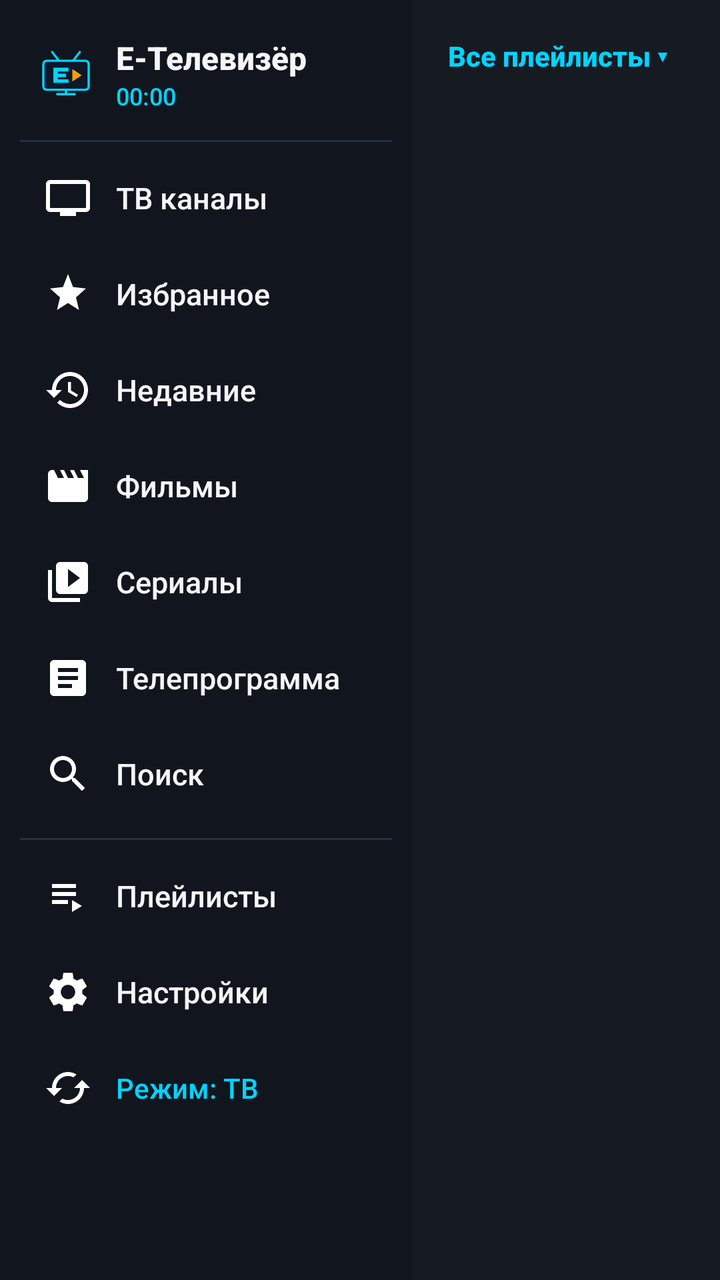
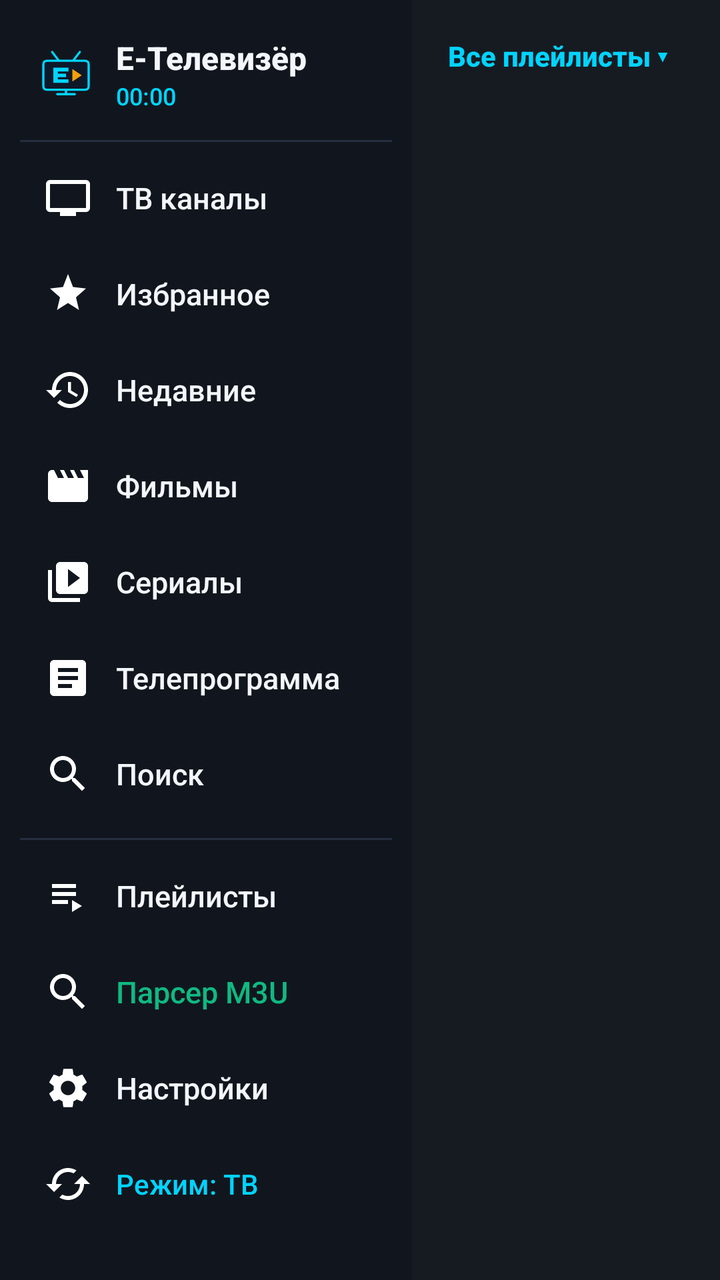

An Android layout rendered at two revisions. The XML below is the earlier revision; the diff shows what the commit changed to produce the second picture.
<!-- AndroidManifest.xml: application theme Theme.ETelevizor -->
<!-- res/layout/activity_main_tv.xml -->
<?xml version="1.0" encoding="utf-8"?>
<LinearLayout xmlns:android="http://schemas.android.com/apk/res/android"
    android:id="@+id/tvMainRoot"
    android:layout_width="match_parent"
    android:layout_height="match_parent"
    android:background="@color/bg_primary"
    android:orientation="horizontal">

    
    <LinearLayout
        android:id="@+id/tvNavRail"
        android:layout_width="206dp"
        android:layout_height="match_parent"
        android:background="@color/bg_rail"
        android:orientation="vertical"
        android:padding="10dp">

        <LinearLayout
            android:layout_width="match_parent"
            android:layout_height="wrap_content"
            android:gravity="center_vertical"
            android:orientation="horizontal"
            android:paddingHorizontal="6dp"
            android:paddingVertical="8dp">

            <ImageView
                android:layout_width="34dp"
                android:layout_height="34dp"
                android:contentDescription="@string/app_name"
                android:src="@drawable/ic_launcher_foreground" />

            <LinearLayout
                android:layout_width="0dp"
                android:layout_height="wrap_content"
                android:layout_marginStart="8dp"
                android:layout_weight="1"
                android:orientation="vertical">

                <TextView
                    android:layout_width="wrap_content"
                    android:layout_height="wrap_content"
                    android:text="@string/app_name"
                    android:textColor="@color/text_primary"
                    android:textSize="16sp"
                    android:textStyle="bold" />

                <TextView
                    android:id="@+id/tvClockRail"
                    android:layout_width="wrap_content"
                    android:layout_height="wrap_content"
                    android:text="00:00"
                    android:textColor="@color/accent_cyan"
                    android:textSize="12sp" />
            </LinearLayout>
        </LinearLayout>

        <View
            android:layout_width="match_parent"
            android:layout_height="1dp"
            android:layout_marginVertical="6dp"
            android:background="@color/divider" />

        <ScrollView
            android:layout_width="match_parent"
            android:layout_height="0dp"
            android:layout_weight="1"
            android:scrollbars="none">

            <LinearLayout
                android:layout_width="match_parent"
                android:layout_height="wrap_content"
                android:orientation="vertical">

                <TextView
                    android:id="@+id/navLive"
                    android:layout_width="match_parent"
                    android:layout_height="44dp"
                    android:layout_marginBottom="4dp"
                    android:background="@drawable/bg_focus_row"
                    android:clickable="true"
                    android:drawableStart="@drawable/ic_tv"
                    android:drawablePadding="12dp"
                    android:focusable="true"
                    android:gravity="center_vertical"
                    android:paddingHorizontal="12dp"
                    android:text="ТВ каналы"
                    android:textColor="@color/text_primary"
                    android:textSize="15sp" />

                <TextView
                    android:id="@+id/navFavorites"
                    android:layout_width="match_parent"
                    android:layout_height="44dp"
                    android:layout_marginBottom="4dp"
                    android:background="@drawable/bg_focus_row"
                    android:clickable="true"
                    android:drawableStart="@drawable/ic_star"
                    android:drawablePadding="12dp"
                    android:focusable="true"
                    android:gravity="center_vertical"
                    android:paddingHorizontal="12dp"
                    android:text="Избранное"
                    android:textColor="@color/text_primary"
                    android:textSize="15sp" />

                <TextView
                    android:id="@+id/navRecent"
                    android:layout_width="match_parent"
                    android:layout_height="44dp"
                    android:layout_marginBottom="4dp"
                    android:background="@drawable/bg_focus_row"
                    android:clickable="true"
                    android:drawableStart="@drawable/ic_history"
                    android:drawablePadding="12dp"
                    android:focusable="true"
                    android:gravity="center_vertical"
                    android:paddingHorizontal="12dp"
                    android:text="Недавние"
                    android:textColor="@color/text_primary"
                    android:textSize="15sp" />

                <TextView
                    android:id="@+id/navMovies"
                    android:layout_width="match_parent"
                    android:layout_height="44dp"
                    android:layout_marginBottom="4dp"
                    android:background="@drawable/bg_focus_row"
                    android:clickable="true"
                    android:drawableStart="@drawable/ic_movie"
                    android:drawablePadding="12dp"
                    android:focusable="true"
                    android:gravity="center_vertical"
                    android:paddingHorizontal="12dp"
                    android:text="Фильмы"
                    android:textColor="@color/text_primary"
                    android:textSize="15sp" />

                <TextView
                    android:id="@+id/navSeries"
                    android:layout_width="match_parent"
                    android:layout_height="44dp"
                    android:layout_marginBottom="4dp"
                    android:background="@drawable/bg_focus_row"
                    android:clickable="true"
                    android:drawableStart="@drawable/ic_series"
                    android:drawablePadding="12dp"
                    android:focusable="true"
                    android:gravity="center_vertical"
                    android:paddingHorizontal="12dp"
                    android:text="Сериалы"
                    android:textColor="@color/text_primary"
                    android:textSize="15sp" />

                <TextView
                    android:id="@+id/navEpg"
                    android:layout_width="match_parent"
                    android:layout_height="44dp"
                    android:layout_marginBottom="4dp"
                    android:background="@drawable/bg_focus_row"
                    android:clickable="true"
                    android:drawableStart="@drawable/ic_epg"
                    android:drawablePadding="12dp"
                    android:focusable="true"
                    android:gravity="center_vertical"
                    android:paddingHorizontal="12dp"
                    android:text="Телепрограмма"
                    android:textColor="@color/text_primary"
                    android:textSize="15sp" />

                <TextView
                    android:id="@+id/navSearch"
                    android:layout_width="match_parent"
                    android:layout_height="44dp"
                    android:layout_marginBottom="4dp"
                    android:background="@drawable/bg_focus_row"
                    android:clickable="true"
                    android:drawableStart="@drawable/ic_search"
                    android:drawablePadding="12dp"
                    android:focusable="true"
                    android:gravity="center_vertical"
                    android:paddingHorizontal="12dp"
                    android:text="Поиск"
                    android:textColor="@color/text_primary"
                    android:textSize="15sp" />

                <View
                    android:layout_width="match_parent"
                    android:layout_height="1dp"
                    android:layout_marginVertical="6dp"
                    android:background="@color/divider" />

                <TextView
                    android:id="@+id/navPlaylists"
                    android:layout_width="match_parent"
                    android:layout_height="44dp"
                    android:layout_marginBottom="4dp"
                    android:background="@drawable/bg_focus_row"
                    android:clickable="true"
                    android:drawableStart="@drawable/ic_playlist"
                    android:drawablePadding="12dp"
                    android:focusable="true"
                    android:gravity="center_vertical"
                    android:paddingHorizontal="12dp"
                    android:text="Плейлисты"
                    android:textColor="@color/text_primary"
                    android:textSize="15sp" />

                <TextView
                    android:id="@+id/navSettings"
                    android:layout_width="match_parent"
                    android:layout_height="44dp"
                    android:layout_marginBottom="4dp"
                    android:background="@drawable/bg_focus_row"
                    android:clickable="true"
                    android:drawableStart="@drawable/ic_settings"
                    android:drawablePadding="12dp"
                    android:focusable="true"
                    android:gravity="center_vertical"
                    android:paddingHorizontal="12dp"
                    android:text="Настройки"
                    android:textColor="@color/text_primary"
                    android:textSize="15sp" />

                <TextView
                    android:id="@+id/navDeviceMode"
                    android:layout_width="match_parent"
                    android:layout_height="44dp"
                    android:background="@drawable/bg_focus_row"
                    android:clickable="true"
                    android:drawableStart="@drawable/ic_auto"
                    android:drawablePadding="12dp"
                    android:focusable="true"
                    android:gravity="center_vertical"
                    android:paddingHorizontal="12dp"
                    android:text="Режим: ТВ"
                    android:textColor="@color/accent_cyan"
                    android:textSize="14sp" />
            </LinearLayout>
        </ScrollView>
    </LinearLayout>

    
    <LinearLayout
        android:id="@+id/tvGroupsColumn"
        android:layout_width="210dp"
        android:layout_height="match_parent"
        android:background="@color/bg_surface"
        android:orientation="vertical"
        android:padding="8dp">

        <TextView
            android:id="@+id/tvPlaylistHeader"
            android:layout_width="match_parent"
            android:layout_height="40dp"
            android:background="@drawable/bg_focus_row"
            android:clickable="true"
            android:ellipsize="end"
            android:focusable="true"
            android:gravity="center_vertical"
            android:maxLines="1"
            android:paddingHorizontal="10dp"
            android:text="Все плейлисты ▾"
            android:textColor="@color/accent_cyan"
            android:textSize="14sp"
            android:textStyle="bold" />

        <androidx.recyclerview.widget.RecyclerView
            android:id="@+id/rvGroupsTv"
            android:layout_width="match_parent"
            android:layout_height="0dp"
            android:layout_marginTop="6dp"
            android:layout_weight="1"
            android:clipToPadding="false"
            android:paddingBottom="16dp" />
    </LinearLayout>

    
    <LinearLayout
        android:layout_width="0dp"
        android:layout_height="match_parent"
        android:layout_weight="1.35"
        android:orientation="vertical"
        android:padding="10dp">

        
        <LinearLayout
            android:layout_width="match_parent"
            android:layout_height="44dp"
            android:gravity="center_vertical"
            android:orientation="horizontal">

            <TextView
                android:id="@+id/tvSectionTitle"
                android:layout_width="0dp"
                android:layout_height="wrap_content"
                android:layout_weight="1"
                android:ellipsize="end"
                android:maxLines="1"
                android:text="ТВ каналы"
                android:textColor="@color/text_primary"
                android:textSize="18sp"
                android:textStyle="bold" />

            <ImageButton
                android:id="@+id/btnTvViewStyle"
                android:layout_width="40dp"
                android:layout_height="40dp"
                android:background="@drawable/bg_focus_row"
                android:contentDescription="Вид списка"
                android:padding="8dp"
                android:src="@drawable/ic_view_grid"
                android:tint="@color/text_secondary" />

            <ImageButton
                android:id="@+id/btnTvSort"
                android:layout_width="40dp"
                android:layout_height="40dp"
                android:background="@drawable/bg_focus_row"
                android:contentDescription="Сортировка"
                android:padding="8dp"
                android:src="@drawable/ic_sort"
                android:tint="@color/text_secondary" />

            <ImageButton
                android:id="@+id/btnTvRefresh"
                android:layout_width="40dp"
                android:layout_height="40dp"
                android:background="@drawable/bg_focus_row"
                android:contentDescription="Обновить"
                android:padding="8dp"
                android:src="@drawable/ic_refresh"
                android:tint="@color/text_secondary" />
        </LinearLayout>

        
        <EditText
            android:id="@+id/etSearchTv"
            android:layout_width="match_parent"
            android:layout_height="44dp"
            android:layout_marginTop="6dp"
            android:background="@drawable/bg_focus_card"
            android:hint="Поиск каналов, фильмов, сериалов..."
            android:imeOptions="actionSearch"
            android:inputType="text"
            android:paddingHorizontal="14dp"
            android:singleLine="true"
            android:textColor="@color/text_primary"
            android:textColorHint="@color/text_muted"
            android:visibility="gone" />

        <ProgressBar
            android:id="@+id/tvLoadingBar"
            style="?android:attr/progressBarStyleHorizontal"
            android:layout_width="match_parent"
            android:layout_height="4dp"
            android:indeterminate="true"
            android:visibility="gone" />

        <FrameLayout
            android:layout_width="match_parent"
            android:layout_height="0dp"
            android:layout_marginTop="6dp"
            android:layout_weight="1">

            <androidx.recyclerview.widget.RecyclerView
                android:id="@+id/rvChannelsTv"
                android:layout_width="match_parent"
                android:layout_height="match_parent"
                android:clipToPadding="false"
                android:paddingBottom="20dp" />

            
            <LinearLayout
                android:id="@+id/tvEmptyState"
                android:layout_width="match_parent"
                android:layout_height="match_parent"
                android:gravity="center"
                android:orientation="vertical"
                android:padding="24dp"
                android:visibility="gone">

                <TextView
                    android:id="@+id/tvEmptyTitle"
                    android:layout_width="wrap_content"
                    android:layout_height="wrap_content"
                    android:gravity="center"
                    android:text="Нет добавленных плейлистов"
                    android:textColor="@color/text_primary"
                    android:textSize="18sp"
                    android:textStyle="bold" />

                <TextView
                    android:layout_width="wrap_content"
                    android:layout_height="wrap_content"
                    android:layout_marginTop="6dp"
                    android:gravity="center"
                    android:text="Добавьте M3U ссылку, локальный файл, Xtream Codes или загрузите Демо-плейлист"
                    android:textColor="@color/text_secondary"
                    android:textSize="14sp" />

                <Button
                    android:id="@+id/btnEmptyAddPlaylist"
                    android:layout_width="wrap_content"
                    android:layout_height="48dp"
                    android:layout_marginTop="16dp"
                    android:background="@drawable/bg_focus_button"
                    android:paddingHorizontal="24dp"
                    android:text="+ Добавить плейлист"
                    android:textAllCaps="false"
                    android:textColor="@color/text_primary" />

                <Button
                    android:id="@+id/btnEmptyDemo"
                    android:layout_width="wrap_content"
                    android:layout_height="44dp"
                    android:layout_marginTop="10dp"
                    android:background="@drawable/bg_focus_row"
                    android:paddingHorizontal="20dp"
                    android:text="Загрузить Демо-плейлист"
                    android:textAllCaps="false"
                    android:textColor="@color/accent_cyan" />
            </LinearLayout>
        </FrameLayout>
    </LinearLayout>

    
    <LinearLayout
        android:id="@+id/tvPreviewPanel"
        android:layout_width="270dp"
        android:layout_height="match_parent"
        android:background="@color/bg_surface"
        android:orientation="vertical"
        android:padding="14dp">

        <LinearLayout
            android:layout_width="match_parent"
            android:layout_height="wrap_content"
            android:gravity="center_vertical"
            android:orientation="horizontal">

            <ImageView
                android:id="@+id/ivPreviewLogo"
                android:layout_width="54dp"
                android:layout_height="54dp"
                android:background="@drawable/bg_badge_neutral"
                android:padding="6dp"
                android:scaleType="fitCenter"
                android:src="@drawable/ic_channel_placeholder" />

            <LinearLayout
                android:layout_width="0dp"
                android:layout_height="wrap_content"
                android:layout_marginStart="10dp"
                android:layout_weight="1"
                android:orientation="vertical">

                <TextView
                    android:id="@+id/tvPreviewChannelName"
                    android:layout_width="match_parent"
                    android:layout_height="wrap_content"
                    android:ellipsize="end"
                    android:maxLines="2"
                    android:text="Выберите канал"
                    android:textColor="@color/text_primary"
                    android:textSize="16sp"
                    android:textStyle="bold" />

                <TextView
                    android:id="@+id/tvPreviewGroup"
                    android:layout_width="match_parent"
                    android:layout_height="wrap_content"
                    android:layout_marginTop="2dp"
                    android:ellipsize="end"
                    android:maxLines="1"
                    android:text=""
                    android:textColor="@color/accent_cyan"
                    android:textSize="12sp" />
            </LinearLayout>
        </LinearLayout>

        <View
            android:layout_width="match_parent"
            android:layout_height="1dp"
            android:layout_marginVertical="12dp"
            android:background="@color/divider" />

        <TextView
            android:layout_width="wrap_content"
            android:layout_height="wrap_content"
            android:text="СЕЙЧАС В ЭФИРЕ"
            android:textColor="@color/text_muted"
            android:textSize="11sp"
            android:textStyle="bold" />

        <TextView
            android:id="@+id/tvPreviewNowTitle"
            android:layout_width="match_parent"
            android:layout_height="wrap_content"
            android:layout_marginTop="4dp"
            android:text="Нет данных телепрограммы"
            android:textColor="@color/text_primary"
            android:textSize="15sp"
            android:textStyle="bold" />

        <TextView
            android:id="@+id/tvPreviewNowTime"
            android:layout_width="match_parent"
            android:layout_height="wrap_content"
            android:layout_marginTop="2dp"
            android:text=""
            android:textColor="@color/accent_cyan"
            android:textSize="12sp" />

        <ProgressBar
            android:id="@+id/pbPreviewProgress"
            style="?android:attr/progressBarStyleHorizontal"
            android:layout_width="match_parent"
            android:layout_height="5dp"
            android:layout_marginTop="6dp"
            android:max="100"
            android:progress="0"
            android:progressTint="@color/accent_cyan" />

        <TextView
            android:id="@+id/tvPreviewNowDesc"
            android:layout_width="match_parent"
            android:layout_height="0dp"
            android:layout_marginTop="10dp"
            android:layout_weight="1"
            android:ellipsize="end"
            android:maxLines="8"
            android:text=""
            android:textColor="@color/text_secondary"
            android:textSize="13sp" />

        <TextView
            android:id="@+id/tvPreviewNextLabel"
            android:layout_width="match_parent"
            android:layout_height="wrap_content"
            android:layout_marginTop="8dp"
            android:text=""
            android:textColor="@color/text_muted"
            android:textSize="12sp" />

        <TextView
            android:layout_width="match_parent"
            android:layout_height="wrap_content"
            android:layout_marginTop="10dp"
            android:background="@drawable/bg_badge_neutral"
            android:padding="8dp"
            android:text="OK — смотреть • Удерживать OK — меню\nВлево — категории • 0–9 — номер канала"
            android:textColor="@color/text_secondary"
            android:textSize="11sp" />
    </LinearLayout>

</LinearLayout>
<!-- resources referenced by this layout -->
<resources>
  <color name="accent_cyan">#00D4FF</color>
  <color name="bg_primary">#0D1117</color>
  <color name="bg_rail">#11161E</color>
  <color name="bg_surface">#161B22</color>
  <color name="divider">#252F3F</color>
  <color name="text_muted">#667385</color>
  <color name="text_primary">#F3F6FA</color>
  <color name="text_secondary">#9BA7B8</color>
  <!-- drawable bg_badge_neutral (drawable) -->
  <?xml version="1.0" encoding="utf-8"?>
  <shape xmlns:android="http://schemas.android.com/apk/res/android" android:shape="rectangle">
      <solid android:color="#263448" />
      <corners android:radius="6dp" />
  </shape>
  <!-- drawable bg_focus_button (drawable) -->
  <?xml version="1.0" encoding="utf-8"?>
  <selector xmlns:android="http://schemas.android.com/apk/res/android">
      <item android:state_focused="true">
          <shape android:shape="rectangle">
              <solid android:color="@color/accent_cyan" />
              <stroke android:width="2dp" android:color="@color/white" />
              <corners android:radius="10dp" />
          </shape>
      </item>
      <item android:state_pressed="true">
          <shape android:shape="rectangle">
              <solid android:color="#00A8CC" />
              <corners android:radius="10dp" />
          </shape>
      </item>
      <item>
          <shape android:shape="rectangle">
              <solid android:color="#1F2C3D" />
              <stroke android:width="1dp" android:color="#33475F" />
              <corners android:radius="10dp" />
          </shape>
      </item>
  </selector>
  <!-- drawable ic_playlist (drawable) -->
  <?xml version="1.0" encoding="utf-8"?>
  <vector xmlns:android="http://schemas.android.com/apk/res/android"
      android:width="24dp" android:height="24dp" android:viewportWidth="24" android:viewportHeight="24">
      <path android:fillColor="#FFFFFFFF"
          android:pathData="M4,10h12v2H4V10zM4,6h12v2H4V6zM4,14h8v2H4V14zM14,14v6l5,-3L14,14z" />
  </vector>
  <!-- drawable ic_sort (drawable) -->
  <?xml version="1.0" encoding="utf-8"?>
  <vector xmlns:android="http://schemas.android.com/apk/res/android"
      android:width="24dp" android:height="24dp" android:viewportWidth="24" android:viewportHeight="24">
      <path android:fillColor="#FFFFFFFF"
          android:pathData="M3,18h6v-2H3v2zM3,6v2h18V6H3zm0,7h12v-2H3v2z" />
  </vector>
  <!-- drawable ic_star (drawable) -->
  <?xml version="1.0" encoding="utf-8"?>
  <vector xmlns:android="http://schemas.android.com/apk/res/android"
      android:width="24dp" android:height="24dp" android:viewportWidth="24" android:viewportHeight="24">
      <path android:fillColor="#FFFFFFFF"
          android:pathData="M12,2L14.5,8.5L21,9.27L16,13.64L17.5,20L12,16.5L6.5,20L8,13.64L3,9.27L9.5,8.5L12,2z" />
  </vector>
  <!-- drawable ic_view_grid (drawable) -->
  <?xml version="1.0" encoding="utf-8"?>
  <vector xmlns:android="http://schemas.android.com/apk/res/android"
      android:width="24dp" android:height="24dp" android:viewportWidth="24" android:viewportHeight="24">
      <path android:fillColor="#FFFFFFFF"
          android:pathData="M4,11h5V5H4v6zm0,7h5v-6H4v6zm6,0h5v-6h-5v6zm6,0h5v-6h-5v6zm-6,-7h5V5h-5v6zm6,-6v6h5V5h-5z" />
  </vector>
  <string name="app_name">Е-Телевизёр</string>
  <color name="white">#FFFFFF</color>
  <color name="bg_card">#1E2633</color>
  <color name="black">#000000</color>
  <color name="accent_amber">#F59E0B</color>
  <style name="ThemeOverlay.ETelevizor.Dialog" parent="ThemeOverlay.Material3.MaterialAlertDialog">
          <item name="colorSurface">@color/bg_surface</item>
          <item name="colorOnSurface">@color/text_primary</item>
          <item name="colorPrimary">@color/accent_cyan</item>
      </style>
  <!-- unchanged entries left out for length: 14 -->
</resources>

<!-- the commit's change to res/layout/activity_main_tv.xml (unified diff, before → after) -->
@@ -192,7 +192,7 @@
                 <TextView
                     android:id="@+id/navPlaylists"
                     android:layout_width="match_parent"
-                    android:layout_height="44dp"
+                    android:layout_height="wrap_content"
                     android:layout_marginBottom="4dp"
                     android:background="@drawable/bg_focus_row"
                     android:clickable="true"
@@ -200,9 +200,29 @@
                     android:drawablePadding="12dp"
                     android:focusable="true"
                     android:gravity="center_vertical"
-                    android:paddingHorizontal="12dp"
+                    android:minHeight="44dp"
+                    android:paddingHorizontal="12dp"
+                    android:paddingVertical="8dp"
                     android:text="Плейлисты"
                     android:textColor="@color/text_primary"
+                    android:textSize="15sp" />
+
+                <TextView
+                    android:id="@+id/navFreeSearch"
+                    android:layout_width="match_parent"
+                    android:layout_height="wrap_content"
+                    android:layout_marginBottom="4dp"
+                    android:background="@drawable/bg_focus_row"
+                    android:clickable="true"
+                    android:drawableStart="@drawable/ic_search"
+                    android:drawablePadding="12dp"
+                    android:focusable="true"
+                    android:gravity="center_vertical"
+                    android:minHeight="44dp"
+                    android:paddingHorizontal="12dp"
+                    android:paddingVertical="8dp"
+                    android:text="Парсер M3U"
+                    android:textColor="@color/accent_emerald"
                     android:textSize="15sp" />
 
                 <TextView
@@ -398,27 +418,31 @@
                     android:textColor="@color/text_secondary"
                     android:textSize="14sp" />
 
-                <Button
+                <androidx.appcompat.widget.AppCompatButton
                     android:id="@+id/btnEmptyAddPlaylist"
                     android:layout_width="wrap_content"
-                    android:layout_height="48dp"
+                    android:layout_height="wrap_content"
                     android:layout_marginTop="16dp"
                     android:background="@drawable/bg_focus_button"
+                    android:minHeight="48dp"
                     android:paddingHorizontal="24dp"
+                    android:paddingVertical="10dp"
                     android:text="+ Добавить плейлист"
                     android:textAllCaps="false"
                     android:textColor="@color/text_primary" />
 
-                <Button
+                <androidx.appcompat.widget.AppCompatButton
                     android:id="@+id/btnEmptyDemo"
                     android:layout_width="wrap_content"
-                    android:layout_height="44dp"
+                    android:layout_height="wrap_content"
                     android:layout_marginTop="10dp"
-                    android:background="@drawable/bg_focus_row"
+                    android:background="@drawable/bg_focus_button"
+                    android:minHeight="44dp"
                     android:paddingHorizontal="20dp"
-                    android:text="Загрузить Демо-плейлист"
+                    android:paddingVertical="10dp"
+                    android:text="🔍 Парсер и поиск бесплатных M3U"
                     android:textAllCaps="false"
-                    android:textColor="@color/accent_cyan" />
+                    android:textColor="@color/accent_emerald" />
             </LinearLayout>
         </FrameLayout>
     </LinearLayout>
<!-- resource entries referenced after the edit -->
@@ -1,6 +1,7 @@
 <!-- resources referenced by this layout -->
 <resources>
   <color name="accent_cyan">#00D4FF</color>
+  <color name="accent_emerald">#10B981</color>
   <color name="bg_primary">#0D1117</color>
   <color name="bg_rail">#11161E</color>
   <color name="bg_surface">#161B22</color>
@@ -19,20 +20,28 @@
   <selector xmlns:android="http://schemas.android.com/apk/res/android">
       <item android:state_focused="true">
           <shape android:shape="rectangle">
-              <solid android:color="@color/accent_cyan" />
-              <stroke android:width="2dp" android:color="@color/white" />
+              <solid android:color="#263E5E" />
+              <stroke android:width="2.5dp" android:color="@color/accent_cyan" />
               <corners android:radius="10dp" />
           </shape>
       </item>
       <item android:state_pressed="true">
           <shape android:shape="rectangle">
-              <solid android:color="#00A8CC" />
+              <solid android:color="#1F3552" />
+              <stroke android:width="2dp" android:color="@color/accent_cyan" />
+              <corners android:radius="10dp" />
+          </shape>
+      </item>
+      <item android:state_selected="true">
+          <shape android:shape="rectangle">
+              <solid android:color="#1A324D" />
+              <stroke android:width="1.5dp" android:color="@color/accent_cyan" />
               <corners android:radius="10dp" />
           </shape>
       </item>
       <item>
           <shape android:shape="rectangle">
-              <solid android:color="#1F2C3D" />
+              <solid android:color="#1D2736" />
               <stroke android:width="1dp" android:color="#33475F" />
               <corners android:radius="10dp" />
           </shape>
@@ -67,7 +76,6 @@
           android:pathData="M4,11h5V5H4v6zm0,7h5v-6H4v6zm6,0h5v-6h-5v6zm6,0h5v-6h-5v6zm-6,-7h5V5h-5v6zm6,-6v6h5V5h-5z" />
   </vector>
   <string name="app_name">Е-Телевизёр</string>
-  <color name="white">#FFFFFF</color>
   <color name="bg_card">#1E2633</color>
   <color name="black">#000000</color>
   <color name="accent_amber">#F59E0B</color>
